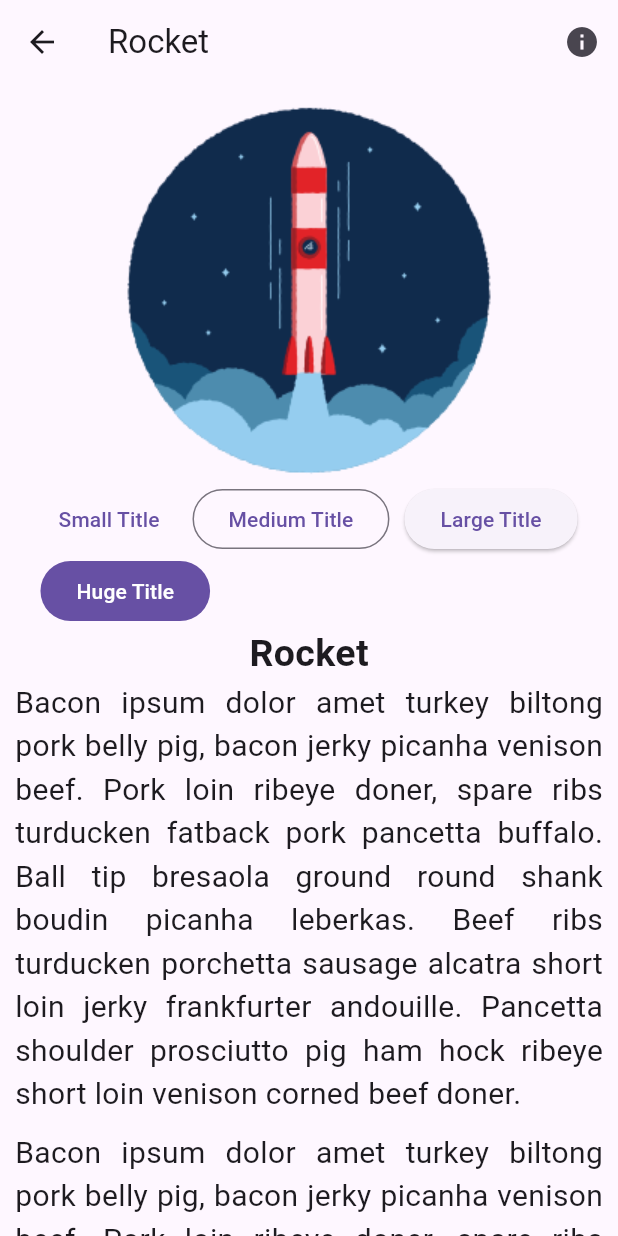
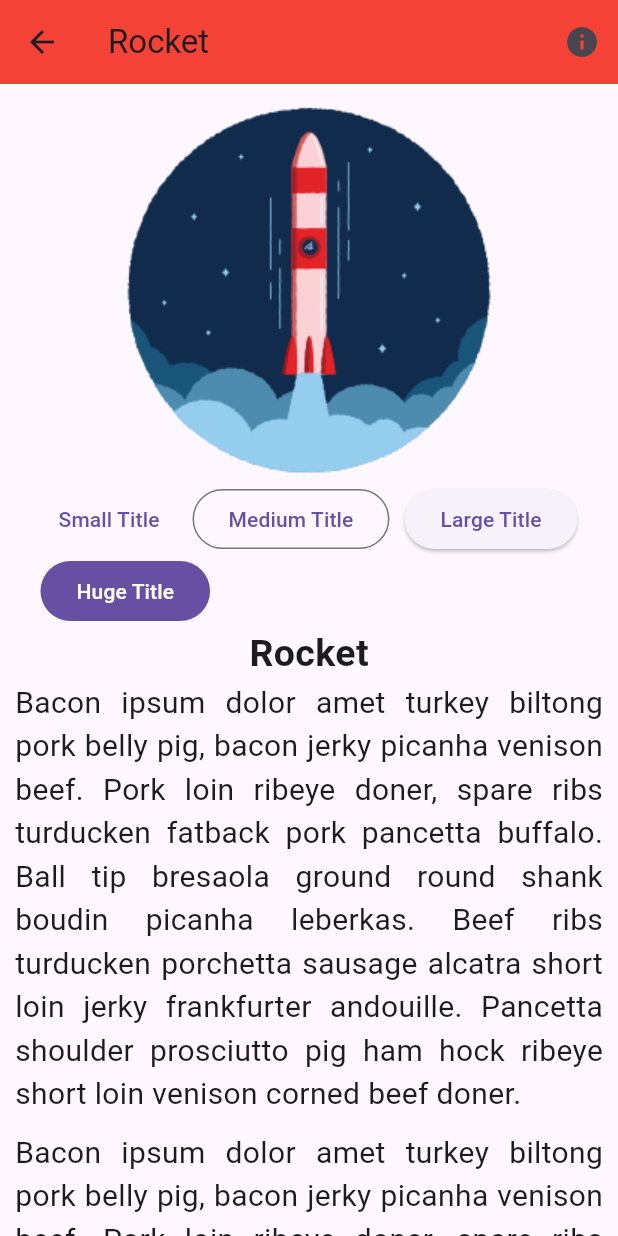
Before and after one commit to 00ZRHun/Flutter_Crash_Course, a Flutter app: the screen it shows after launch, after a tap on "Rocket", on a phone screen of 412 x 824 dp. Run offline on Flutter 3.47's test engine with Material 2 defaults, Android fonts, the phone set to English and light mode, and no system bars.

Commit message:
add backgroundColor for AppBar (2)

```diff
--- a/lib/pages/description_page.dart
+++ b/lib/pages/description_page.dart
@@ -19,14 +19,14 @@ class _DescriptionPageState extends State<DescriptionPage> {
       appBar: AppBar(
         // title: const Text('Description Page'),
         title: Text(widget.box.title),
-        // automaticallyImplyLeading: false,
-        // leading: IconButton(
-        //   onPressed: () {
-        //     Navigator.pop(context);
-        //   },
-        //   icon: const Icon(Icons.dangerous),
-        // ),
-        // backgroundColor: Colors.red,
+        //automaticallyImplyLeading: false,
+        /* leading: IconButton(
+          onPressed: () {
+            Navigator.pop(context);
+          },
+          icon: const Icon(Icons.dangerous),
+        ), */
+        backgroundColor: Colors.red,
         actions: [
           IconButton(
               onPressed: () => {
```
